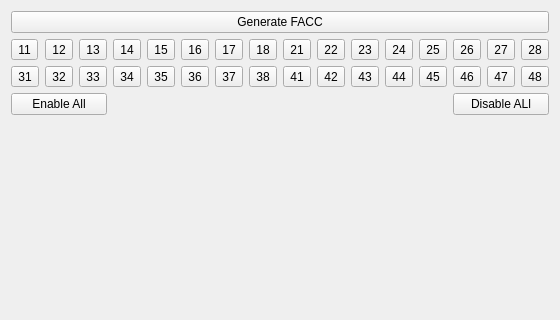
This is src/QOrthodonticsGingivalLineGenerateControllerWidget.ui in wuzhuobin/Orthodontics as Qt 5 draws it before an edit; both pictures show x 0 to 560 and y 0 to 320 of the 560 by 510 pixel window. The edited form follows.
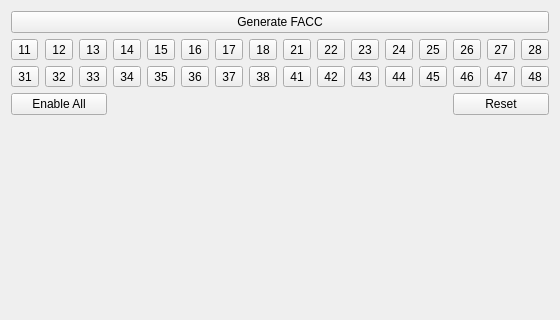
This is the edited form.

Commit message: Limit handle size to 2

Patch:
```diff
--- a/src/QOrthodonticsGingivalLineGenerateControllerWidget.ui
+++ b/src/QOrthodonticsGingivalLineGenerateControllerWidget.ui
@@ -292,7 +292,7 @@
      <item row="2" column="13" colspan="3">
       <widget class="QPushButton" name="pushButtonDisableAll">
        <property name="text">
-        <string>Disable ALl</string>
+        <string>Reset</string>
        </property>
       </widget>
      </item>
```
Left out of the diff: 2 changed lines with no effect on the pictures. The commit also changes 2 other files.
